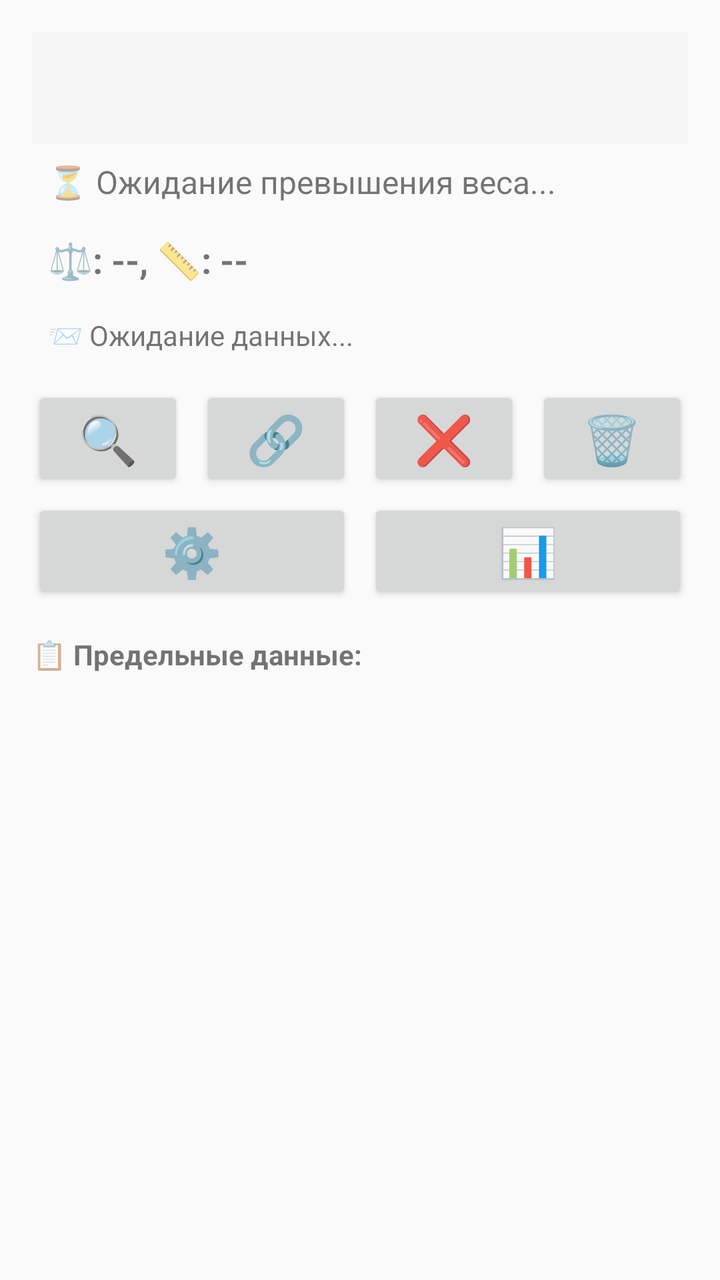
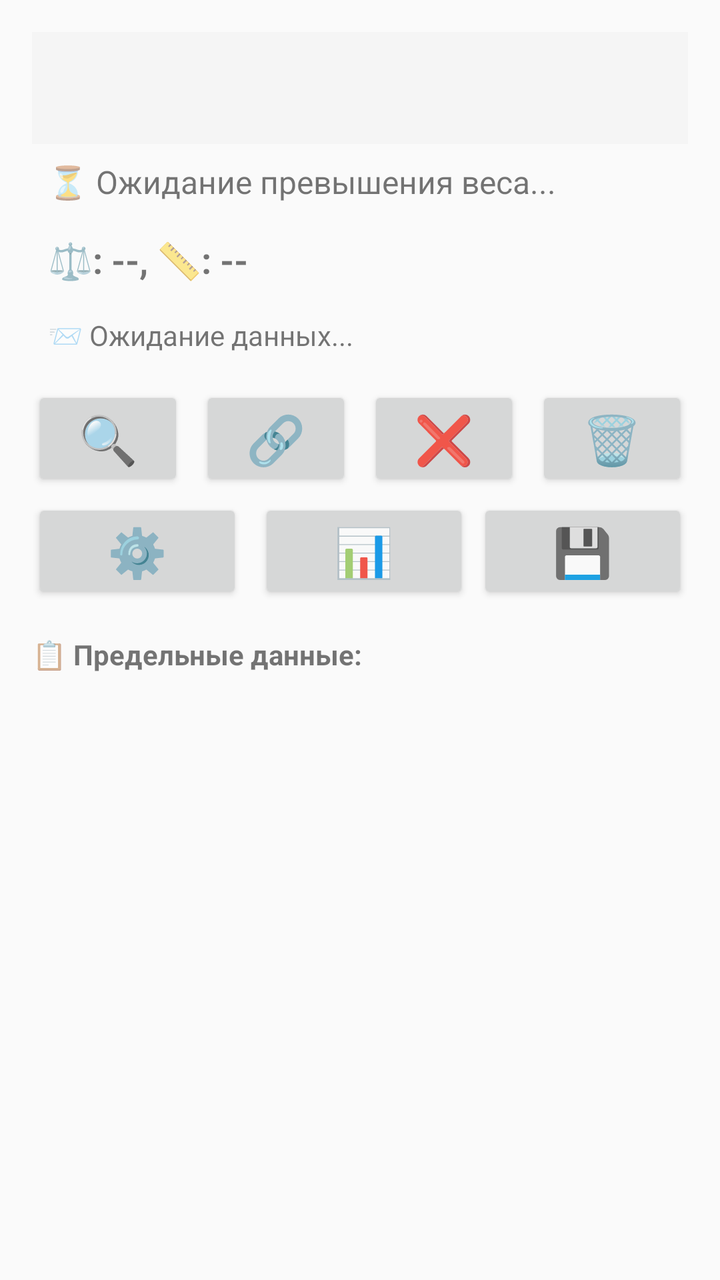

Before-and-after screenshots of an Android layout around one commit, followed by the original layout XML and the change that was made.
<!-- AndroidManifest.xml: application theme Theme.AppCompat.Light -->
<!-- res/layout/activity_main.xml -->
<?xml version="1.0" encoding="utf-8"?>
<LinearLayout xmlns:android="http://schemas.android.com/apk/res/android"
    xmlns:app="http://schemas.android.com/apk/res-auto"
    android:layout_width="match_parent"
    android:layout_height="match_parent"
    android:orientation="vertical"
    android:padding="16dp">

    <androidx.appcompat.widget.Toolbar
        android:id="@+id/toolbar"
        android:layout_width="match_parent"
        android:layout_height="?attr/actionBarSize"
        android:background="?attr/colorPrimary"
        android:theme="@style/ThemeOverlay.AppCompat.Dark.ActionBar"
        app:popupTheme="@style/ThemeOverlay.AppCompat.Light" />

    
    <TextView
        android:id="@+id/tvStatus"
        android:layout_width="match_parent"
        android:layout_height="wrap_content"
        android:text="⏳ Ожидание превышения веса..."
        android:textSize="16sp"
        android:padding="8dp" />

    
    <TextView
        android:id="@+id/tvWeightDistance"
        android:layout_width="match_parent"
        android:layout_height="wrap_content"
        android:text="⚖️: --, 📏: --"
        android:textSize="18sp"
        android:padding="8dp"
        android:textStyle="bold" />

    
    <TextView
        android:id="@+id/tvRawData"
        android:layout_width="match_parent"
        android:layout_height="wrap_content"
        android:text="📨 Ожидание данных..."
        android:textSize="14sp"
        android:padding="8dp"
        android:maxLines="2"
        android:ellipsize="end" />

    
    <LinearLayout
        android:layout_width="match_parent"
        android:layout_height="wrap_content"
        android:orientation="horizontal"
        android:layout_marginTop="8dp">

        <Button
            android:id="@+id/btnScan"
            android:layout_width="0dp"
            android:layout_height="wrap_content"
            android:layout_weight="1"
            android:text="🔍"
            android:textSize="24sp"
            android:layout_marginEnd="4dp" />

        <Button
            android:id="@+id/btnConnect"
            android:layout_width="0dp"
            android:layout_height="wrap_content"
            android:layout_weight="1"
            android:text="🔗"
            android:textSize="24sp"
            android:layout_marginStart="4dp"
            android:layout_marginEnd="4dp" />

        <Button
            android:id="@+id/btnDisconnect"
            android:layout_width="0dp"
            android:layout_height="wrap_content"
            android:layout_weight="1"
            android:text="❌"
            android:textSize="24sp"
            android:layout_marginStart="4dp"
            android:layout_marginEnd="4dp" />

        <Button
            android:id="@+id/btnClear"
            android:layout_width="0dp"
            android:layout_height="wrap_content"
            android:layout_weight="1"
            android:text="🗑️"
            android:textSize="24sp"
            android:layout_marginStart="4dp" />
    </LinearLayout>

    <LinearLayout
        android:layout_width="match_parent"
        android:layout_height="wrap_content"
        android:orientation="horizontal"
        android:layout_marginTop="4dp">

        <Button
            android:id="@+id/btnSettings"
            android:layout_width="0dp"
            android:layout_height="wrap_content"
            android:layout_weight="1"
            android:text="⚙️"
            android:textSize="24sp"
            android:layout_marginEnd="4dp" />

        <Button
            android:id="@+id/btnDataTable"
            android:layout_width="0dp"
            android:layout_height="wrap_content"
            android:layout_weight="1"
            android:text="📊"
            android:textSize="24sp"
            android:layout_marginStart="4dp" />
    </LinearLayout>

    
    <TextView
        android:layout_width="match_parent"
        android:layout_height="wrap_content"
        android:text="📋 Предельные данные:"
        android:textStyle="bold"
        android:layout_marginTop="16dp" />

    <ScrollView
        android:id="@+id/limitDataScrollView"
        android:layout_width="match_parent"
        android:layout_height="0dp"
        android:layout_weight="1"
        android:fillViewport="true">

        <TableLayout
            android:id="@+id/tableLimitData"
            android:layout_width="match_parent"
            android:layout_height="wrap_content"
            android:stretchColumns="*" />

    </ScrollView>

</LinearLayout>
<!-- resources referenced by this layout -->
<resources>

</resources>

<!-- the commit's change to res/layout/activity_main.xml (unified diff, before → after) -->
@@ -113,6 +113,15 @@
             android:text="📊"
             android:textSize="24sp"
             android:layout_marginStart="4dp" />
+
+        <Button
+            android:id="@+id/btnSaveDiff"
+            android:layout_width="0dp"
+            android:layout_height="wrap_content"
+            android:layout_weight="1"
+            android:text="💾"
+            android:textSize="24sp"
+            android:layout_marginStart="4dp" />
     </LinearLayout>
 
     
